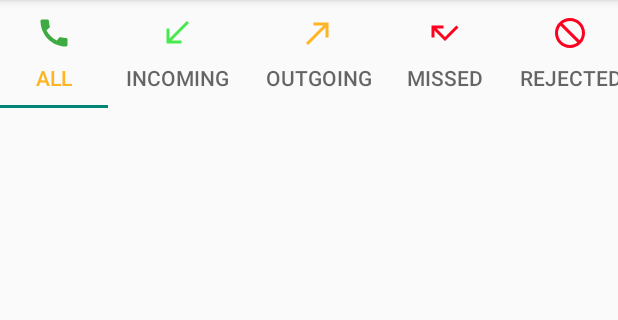
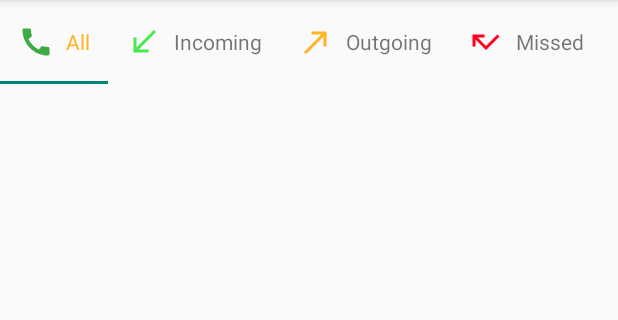
Before and after one commit to ManishThapa123/CallLogger, an Android app: the screen it shows after launch (MainActivity), on a phone screen of 412 x 824 dp, the part 84-404 px from its top. Run offline under Robolectric (Android 15) with nearby library versions, the phone set to English and light mode, and no system bars.

Commit message:
Tab customisation

```diff
--- a/app/src/main/res/layout/activity_main.xml
+++ b/app/src/main/res/layout/activity_main.xml
@@ -9,11 +9,13 @@
     <com.google.android.material.tabs.TabLayout
         android:id="@+id/tabLayout"
         android:layout_width="match_parent"
-        android:layout_height="wrap_content"
+        android:layout_height="?actionBarSize"
         app:layout_constraintEnd_toEndOf="parent"
         app:layout_constraintStart_toStartOf="parent"
         app:layout_constraintTop_toTopOf="parent"
         app:tabMode="scrollable"
+        app:tabInlineLabel="true"
+        app:tabTextAppearance="@style/TextAppearance.AppCompat.Small"
         app:tabSelectedTextColor="@color/Orangish">
 
         <com.google.android.material.tabs.TabItem
```
